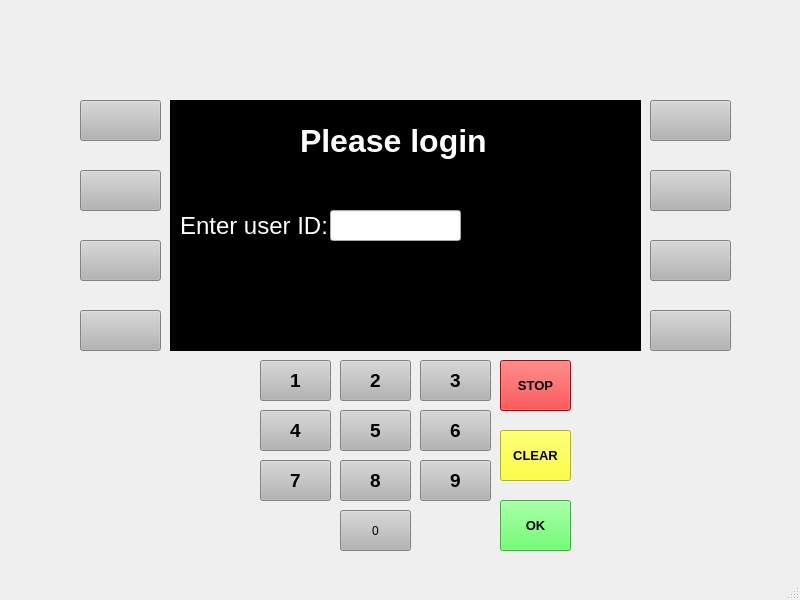
Qt form bank_automat/mainwindow.ui (nikopippuri/atm-project) before a commit.
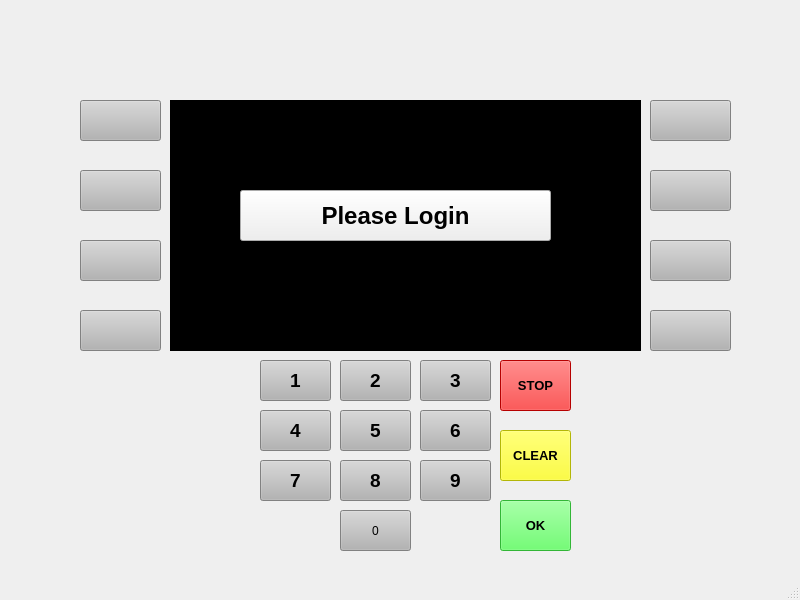
The same form after that commit.

Commit message: Qt login toimii

The edit to the form file:
```diff
--- a/bank_automat/mainwindow.ui
+++ b/bank_automat/mainwindow.ui
@@ -20,29 +20,6 @@
    <string/>
   </property>
   <widget class="QWidget" name="centralwidget">
-   <widget class="QLabel" name="labelLogintext">
-    <property name="geometry">
-     <rect>
-      <x>300</x>
-      <y>110</y>
-      <width>191</width>
-      <height>61</height>
-     </rect>
-    </property>
-    <property name="font">
-     <font>
-      <pointsize>24</pointsize>
-      <bold>true</bold>
-     </font>
-    </property>
-    <property name="styleSheet">
-     <string notr="true">
-color: rgb(255, 255, 255);</string>
-    </property>
-    <property name="text">
-     <string>Please login</string>
-    </property>
-   </widget>
    <widget class="QPushButton" name="btn2">
     <property name="geometry">
      <rect>
@@ -304,37 +281,6 @@
      <string/>
     </property>
    </widget>
-   <widget class="QLabel" name="labelUserId">
-    <property name="geometry">
-     <rect>
-      <x>180</x>
-      <y>200</y>
-      <width>151</width>
-      <height>51</height>
-     </rect>
-    </property>
-    <property name="font">
-     <font>
-      <pointsize>18</pointsize>
-     </font>
-    </property>
-    <property name="styleSheet">
-     <string notr="true">color: rgb(255, 255, 255);</string>
-    </property>
-    <property name="text">
-     <string>Enter user ID:</string>
-    </property>
-   </widget>
-   <widget class="QLineEdit" name="LeUserId">
-    <property name="geometry">
-     <rect>
-      <x>330</x>
-      <y>210</y>
-      <width>131</width>
-      <height>31</height>
-     </rect>
-    </property>
-   </widget>
    <widget class="QPushButton" name="btnArrow3">
     <property name="geometry">
      <rect>
@@ -507,31 +453,25 @@
      <string>0</string>
     </property>
    </widget>
-   <zorder>btn2</zorder>
-   <zorder>btn1</zorder>
-   <zorder>btn3</zorder>
-   <zorder>btn4</zorder>
-   <zorder>btn5</zorder>
-   <zorder>btn6</zorder>
-   <zorder>btn8</zorder>
-   <zorder>btn7</zorder>
-   <zorder>btn9</zorder>
-   <zorder>btnOk</zorder>
-   <zorder>btnStop</zorder>
-   <zorder>label_2</zorder>
-   <zorder>labelLogintext</zorder>
-   <zorder>labelUserId</zorder>
-   <zorder>LeUserId</zorder>
-   <zorder>btnArrow3</zorder>
-   <zorder>btnArrow5</zorder>
-   <zorder>btnArrow6</zorder>
-   <zorder>btnArrow7</zorder>
-   <zorder>btnArrow8</zorder>
-   <zorder>btnClear</zorder>
-   <zorder>btnArrow2</zorder>
-   <zorder>btnArrow4</zorder>
-   <zorder>btnArrow1</zorder>
-   <zorder>btn0</zorder>
+   <widget class="QPushButton" name="btnStart">
+    <property name="geometry">
+     <rect>
+      <x>240</x>
+      <y>190</y>
+      <width>311</width>
+      <height>51</height>
+     </rect>
+    </property>
+    <property name="font">
+     <font>
+      <pointsize>18</pointsize>
+      <bold>true</bold>
+     </font>
+    </property>
+    <property name="text">
+     <string>Please Login</string>
+    </property>
+   </widget>
   </widget>
   <widget class="QMenuBar" name="menubar">
    <property name="geometry">
```
The commit also changes 10 other files.
